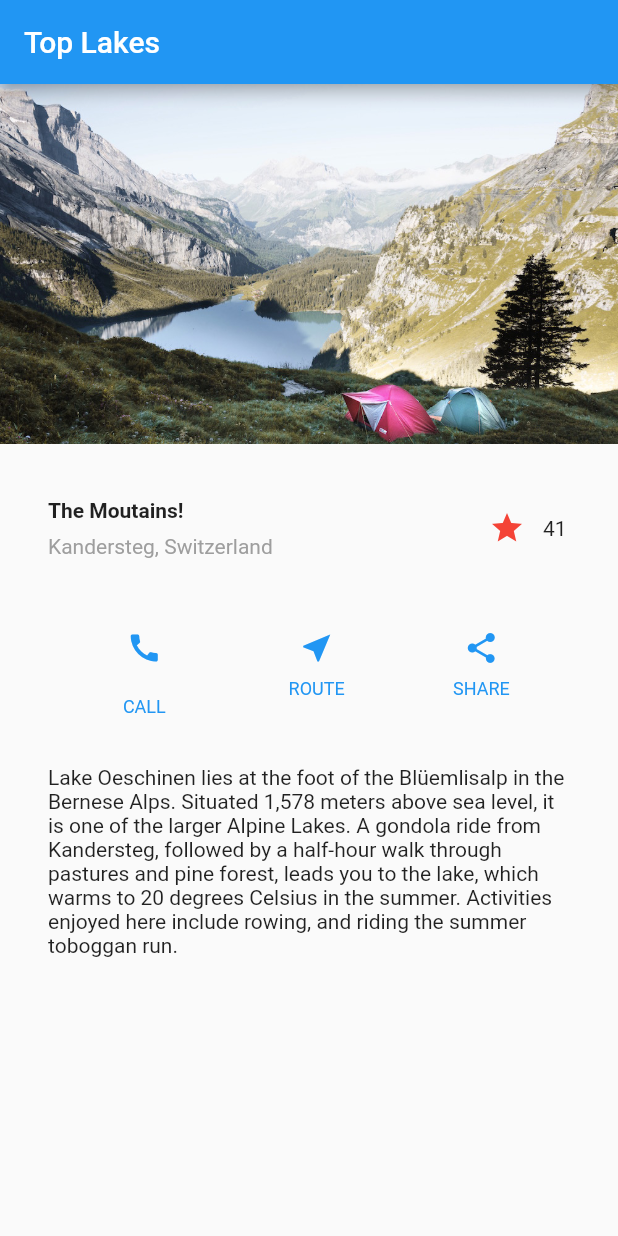
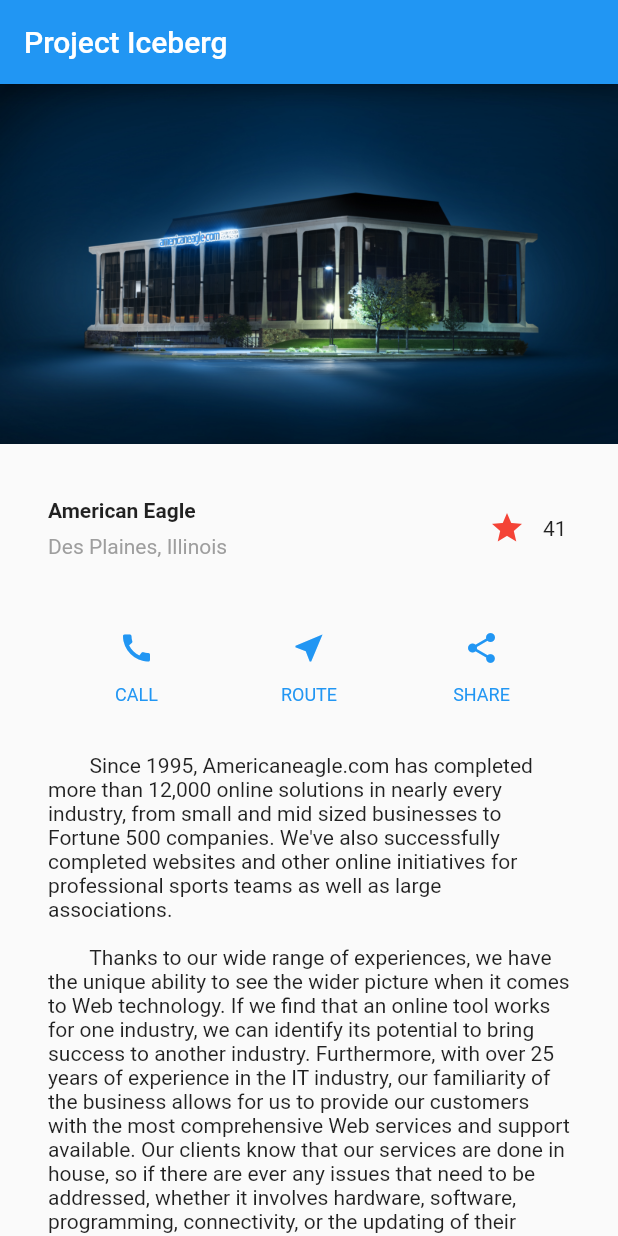
Before and after one commit to manl400/Flutter-Sandbox, a Flutter app: the screen it shows after launch, on a phone screen of 412 x 824 dp. Run offline on Flutter 3.47's test engine with Material 2 defaults, Android fonts, the phone set to English and light mode, and no system bars; our stand-ins replace share.

Commit message:
Added Share and Navigation buttons, Redesign of app as well.

```diff
--- a/flutter_sandbox/lib/main.dart
+++ b/flutter_sandbox/lib/main.dart
@@ -1,8 +1,81 @@
 import 'package:flutter/material.dart';
 import 'package:url_launcher/url_launcher.dart' as UrlLauncher;
+import 'package:share/share.dart';
 
 void main() {
   runApp(MyApp());
+}
+
+class RouteWidget extends StatefulWidget {
+  @override
+  _RouteWidgetState createState() => _RouteWidgetState();
+}
+class _RouteWidgetState extends State<RouteWidget> {
+  var _address = "geo://0,0?q=2700+S+River+Rd%2C+Des+Plaines%2C+IL";
+
+  Widget build(BuildContext context) {
+      return Column(
+        mainAxisSize: MainAxisSize.min,
+        mainAxisAlignment: MainAxisAlignment.center,
+        children: [
+          IconButton(
+              icon: Icon(Icons.near_me),
+              color: Colors.blue,
+              onPressed: () => UrlLauncher.launch(_address)
+            ),
+          Container(
+            child:
+            Text(
+              'ROUTE',
+              style: TextStyle(
+                fontSize: 12.0,
+                fontWeight: FontWeight.w400,
+                color: Colors.blue,
+              ),
+            ),
+          ),
+        ],
+      );
+    }
+}
+
+class ShareWidget extends StatefulWidget {
+  @override
+  _ShareWidgetState createState() => _ShareWidgetState();
+}
+
+class _ShareWidgetState extends State<ShareWidget> {
+  var _shareMessage = '''
+  American Eagle
+  Des Plaines, Illinios
+
+  Get a Job here: https://jobs.americaneagle.com/
+  ''';
+
+  Widget build(BuildContext context) {
+      return Column(
+        mainAxisSize: MainAxisSize.min,
+        mainAxisAlignment: MainAxisAlignment.center,
+        children: [
+          IconButton(
+              icon: Icon(Icons.share),
+              color: Colors.blue,
+              onPressed: () => Share.share(_shareMessage)
+            ),
+          Container(
+            child:
+            Text(
+              'SHARE',
+              style: TextStyle(
+                fontSize: 12.0,
+                fontWeight: FontWeight.w400,
+                color: Colors.blue,
+              ),
+            ),
+          ),
+        ],
+      );
+    }
 }
 
 class CallWidget extends StatefulWidget {
@@ -11,7 +84,7 @@ class CallWidget extends StatefulWidget {
 }
 
 class _CallWidgetState extends State<CallWidget> {
-  var _telephoneNumber = "tel://6302056305";
+  var _telephoneNumber = "tel://8476990300";
 
   Widget build(BuildContext context) {
       return Column(
@@ -24,7 +97,6 @@ class _CallWidgetState extends State<CallWidget> {
               onPressed: () => UrlLauncher.launch(_telephoneNumber)
             ),
           Container(
-            margin: const EdgeInsets.only(top: 8.0),
             child:
             Text(
               'CALL',
@@ -101,14 +173,14 @@ class MyApp extends StatelessWidget {
                 Container(
                   padding: const EdgeInsets.only(bottom: 8.0),
                   child: Text(
-                    'The Moutains!',
+                    'American Eagle',
                     style: TextStyle(
                       fontWeight: FontWeight.bold,
                     ),
                   ),
                 ),
                 Text(
-                  'Kandersteg, Switzerland',
+                  'Des Plaines, Illinois',
                   style: TextStyle(
                     color: Colors.grey[500],
                   ),
@@ -121,36 +193,14 @@ class MyApp extends StatelessWidget {
       ),
     );
 
-    Column buildButtonColumn(IconData icon, String label) {
-      Color color = Theme.of(context).primaryColor;
-
-      return Column(
-        mainAxisSize: MainAxisSize.min,
-        mainAxisAlignment: MainAxisAlignment.center,
-        children: [
-          Icon(icon, color: color),
-          Container(
-            margin: const EdgeInsets.only(top: 8.0),
-            child: Text(
-              label,
-              style: TextStyle(
-                fontSize: 12.0,
-                fontWeight: FontWeight.w400,
-                color: color,
-              ),
-            ),
-          ),
-        ],
-      );
-    }
 
     Widget buttonSection = Container(
       child: Row(
         mainAxisAlignment: MainAxisAlignment.spaceEvenly,
         children: [
           CallWidget(),
-          buildButtonColumn(Icons.near_me, 'ROUTE'),
-          buildButtonColumn(Icons.share, 'SHARE'),
+          RouteWidget(),
+          ShareWidget(),
         ],
       ),
     );
@@ -159,7 +209,11 @@ class MyApp extends StatelessWidget {
       padding: const EdgeInsets.all(32.0),
       child: Text(
         '''
-Lake Oeschinen lies at the foot of the Blüemlisalp in the Bernese Alps. Situated 1,578 meters above sea level, it is one of the larger Alpine Lakes. A gondola ride from Kandersteg, followed by a half-hour walk through pastures and pine forest, leads you to the lake, which warms to 20 degrees Celsius in the summer. Activities enjoyed here include rowing, and riding the summer toboggan run.
+        Since 1995, Americaneagle.com has completed more than 12,000 online solutions in nearly every industry, from small and mid sized businesses to Fortune 500 companies. We've also successfully completed websites and other online initiatives for professional sports teams as well as large associations.
+
+        Thanks to our wide range of experiences, we have the unique ability to see the wider picture when it comes to Web technology. If we find that an online tool works for one industry, we can identify its potential to bring success to another industry. Furthermore, with over 25 years of experience in the IT industry, our familiarity of the business allows for us to provide our customers with the most comprehensive Web services and support available. Our clients know that our services are done in house, so if there are ever any issues that need to be addressed, whether it involves hardware, software, programming, connectivity, or the updating of their sites, we have the means and resources to achieve an expedited resolution.
+
+        In addition to experience, another key to our success is our commitment and dedication to providing the best possible customer service to our clients. While other companies claim to provide top-notch customer service, Americaneagle.com actually delivers customer service that is unparalleled in the industry.
         ''',
         softWrap: true,
       ),
@@ -168,12 +222,12 @@ Lake Oeschinen lies at the foot of the Blüemlisalp in the Bernese Alps. Situate
       title: 'Flutter Sandbox',
       home: Scaffold(
         appBar: AppBar(
-          title: Text('Top Lakes'),
+          title: Text('Project Iceberg'),
         ),
         body: ListView(
           children: [
             Image.asset(
-              'images/lake.jpg',
+              'images/building.jpg',
               height: 240.0,
               fit: BoxFit.cover,
             ),
--- a/flutter_sandbox/pubspec.yaml
+++ b/flutter_sandbox/pubspec.yaml
@@ -17,6 +17,7 @@ dependencies:
     sdk: flutter
   cupertino_icons: ^0.1.2
   url_launcher: ^4.0.3
+  share: ^0.5.3
 
 dev_dependencies:
   flutter_test:
@@ -37,6 +38,7 @@ flutter:
   # To add assets to your application, add an assets section, like this:
   assets:
    - images/lake.jpg
+   - images/building.jpg
 
   # An image asset can refer to one or more resolution-specific "variants", see
   # https://flutter.io/assets-and-images/#resolution-aware.
```
Also changed, not shown: flutter_sandbox/images/building.jpg (added).
